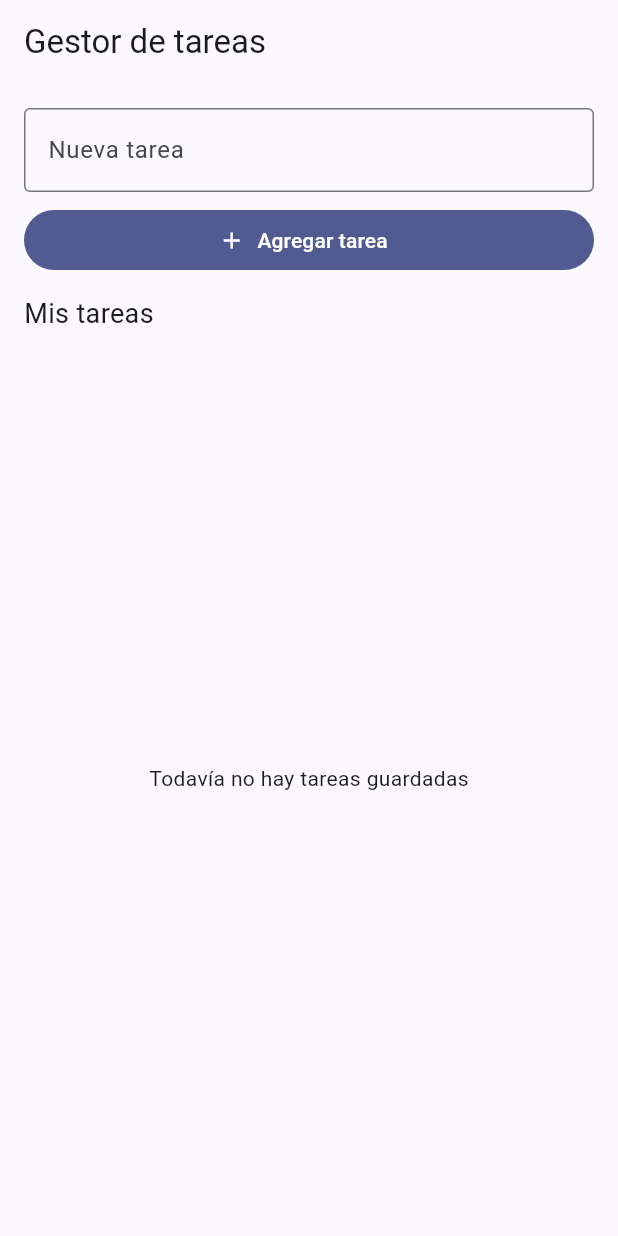
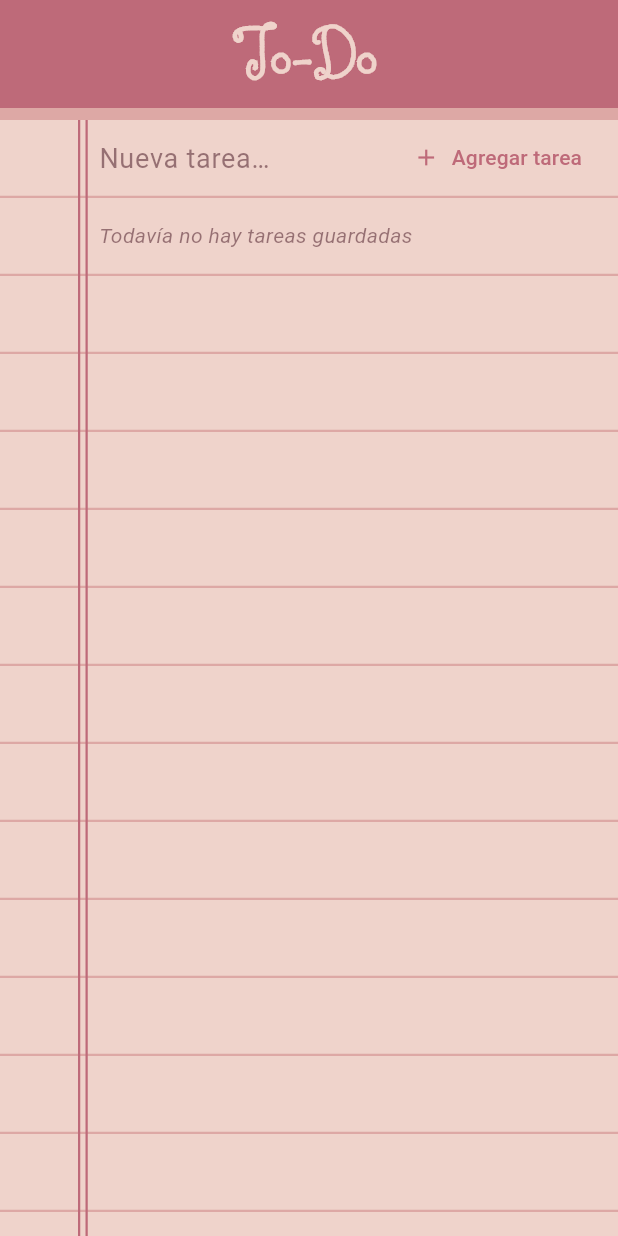
Before and after one commit to cfervela/practicaSQL, a Flutter app: the screen it shows after launch, on a phone screen of 412 x 824 dp. Run offline on Flutter 3.47's test engine with Material 3 defaults, Android fonts, the phone set to English and light mode, and no system bars; our stand-ins replace drift, drift_flutter; accounts and stored records are empty; generated files the repository leaves out were written again.

Commit message:
Etapa 4: diseno de cuaderno para la interfaz y README

```diff
--- a/lib/main.dart
+++ b/lib/main.dart
@@ -16,11 +16,44 @@ class GestorTareasApp extends StatelessWidget {
   @override
   Widget build(BuildContext context) {
     return MaterialApp(
-      title: 'Gestor de tareas',
+      title: 'To-Do',
       debugShowCheckedModeBanner: false,
       theme: ThemeData(
-        colorScheme: ColorScheme.fromSeed(seedColor: Colors.indigo),
+        colorScheme: ColorScheme.fromSeed(
+          seedColor: const Color(0xFFBE6A79),
+          secondary: const Color(0xFFDDA8A5),
+          onSecondary: const Color(0xFFDDA8A5),
+          secondaryContainer: const Color(0xFFC07A86),
+          onSecondaryContainer: const Color.fromARGB(255, 179, 107, 119),
+          secondaryFixed:  const Color(0xFFC07A86),
+          onSecondaryFixed: const Color(0xFFDC9D96),
+          onSecondaryFixedVariant: const Color(0xFFC07A86),
+          secondaryFixedDim: const Color(0xFFEFD3CB)
+        ),
         useMaterial3: true,
+
+        appBarTheme: const AppBarTheme(
+          foregroundColor: Color(0xFF7A3B47),
+          titleTextStyle: TextStyle(
+            color: Color(0xFF7A3B47),
+            fontSize: 22,
+            fontWeight: FontWeight.bold,
+          ),
+        ),
+
+        iconButtonTheme: IconButtonThemeData(
+          style: IconButton.styleFrom(
+            foregroundColor: const Color(0xFFBE6A79),
+          ),
+        ),
+
+        filledButtonTheme: FilledButtonThemeData(
+          style: FilledButton.styleFrom(
+            backgroundColor: const Color(0xFFBE6A79),
+            foregroundColor: Colors.white,
+          ),
+        ),
+
       ),
       home: TareasPage(db: db),
     );
--- a/lib/screens/tareas_page.dart
+++ b/lib/screens/tareas_page.dart
@@ -1,6 +1,7 @@
 import 'dart:async';
 
 import 'package:flutter/material.dart';
+import '../widgets/cuaderno.dart';
 
 import '../data/database.dart';
 import '../models/tarea.dart';
@@ -124,77 +125,153 @@ class _TareasPageState extends State<TareasPage> {
   @override
   Widget build(BuildContext context) {
     return Scaffold(
-      appBar: AppBar(title: const Text('Gestor de tareas')),
-      body: Padding(
-        padding: const EdgeInsets.all(16),
-        child: Column(
-          crossAxisAlignment: CrossAxisAlignment.stretch,
+      backgroundColor: ColoresCuaderno.papel,
+      appBar: AppBar(
+        backgroundColor: ColoresCuaderno.encabezado,
+        surfaceTintColor: Colors.transparent,
+        scrolledUnderElevation: 0,
+        centerTitle: true,
+        toolbarHeight: 72,
+        title: const Text(
+          'To-Do',
+          style: TextStyle(
+            fontFamily: 'Script',
+            fontSize: 50,
+            color: ColoresCuaderno.papel,
+          ),
+        ),
+        bottom: const PreferredSize(
+          preferredSize: Size.fromHeight(8),
+          child: ColoredBox(
+            color: ColoresCuaderno.franja,
+            child: SizedBox(height: 8, width: double.infinity),
+          ),
+        ),
+      ),
+      body: Stack(
         children: [
-            TextField(
+          Column(
+            children: [
+              FilaRayada(
+                child: Row(
+                  children: [
+                    Expanded(
+                      child: TextField(
                         controller: _tituloController,
                         onSubmitted: (_) => _agregarTarea(),
+                        cursorColor: ColoresCuaderno.margen,
+                        style: const TextStyle(
+                          fontSize: 18,
+                          color: ColoresCuaderno.tinta,
+                        ),
                         decoration: const InputDecoration(
-                labelText: 'Nueva tarea',
-                border: OutlineInputBorder(),
+                          hintText: 'Nueva tarea…',
+                          hintStyle: TextStyle(color: ColoresCuaderno.tintaSuave),
+                          border: InputBorder.none,
+                          filled: false,
+                          isDense: true,
                         ),
                       ),
-            const SizedBox(height: 8),
-            FilledButton.icon(
+                    ),
+                    TextButton.icon(
                       onPressed: _agregarTarea,
-              icon: const Icon(Icons.add),
+                      icon: const Icon(Icons.add, size: 18),
                       label: const Text('Agregar tarea'),
+                      style: TextButton.styleFrom(
+                        foregroundColor: ColoresCuaderno.margen,
                       ),
-            const SizedBox(height: 12),
-            const Text('Mis tareas', style: TextStyle(fontSize: 18)),
-            const SizedBox(height: 8),
-            Expanded(
-              child: _tareas.isEmpty
-                  ? const Center(child: Text('Todavía no hay tareas guardadas'))
-                  : ListView.builder(
-                      itemCount: _tareas.length,
-                      itemBuilder: (context, index) {
-                        final tarea = _tareas[index];
-                        return Card(
-                          child: ListTile(
-                            leading: Checkbox(
-                              value: tarea.completada,
-                              onChanged: (valor) {
-                                if (valor != null) {
-                                  _alternarCompletada(tarea, valor);
-                                }
-                              },
-                            ),
-                            title: Text(
-                              tarea.titulo,
-                              style: TextStyle(
-                                decoration: tarea.completada
-                                    ? TextDecoration.lineThrough
-                                    : null,
-                              ),
-                            ),
-                            subtitle: Text('ID: ${tarea.id}'),
-                            trailing: Row(
-                              mainAxisSize: MainAxisSize.min,
-                              children: [
-                                IconButton(
-                                  tooltip: 'Editar',
-                                  icon: const Icon(Icons.edit),
-                                  onPressed: () => _editarTarea(tarea),
-                                ),
-                                IconButton(
-                                  tooltip: 'Eliminar',
-                                  icon: const Icon(Icons.delete_outline),
-                                  onPressed: () => _eliminarTarea(tarea),
                     ),
                   ],
                 ),
               ),
+
+              Expanded(
+                child: LayoutBuilder(
+                  builder: (context, constraints) {
+                    final filasVisibles =
+                        (constraints.maxHeight / altoLinea).ceil();
+                    final total = _tareas.length > filasVisibles
+                        ? _tareas.length
+                        : filasVisibles;
+                    return ListView.builder(
+                      itemCount: total,
+                      itemExtent: altoLinea,
+                      itemBuilder: (context, index) {
+                        if (index < _tareas.length) {
+                          return _filaTarea(_tareas[index]);
+                        }
+                        if (index == 0 && _tareas.isEmpty) {
+                          return const FilaRayada(
+                            child: Text(
+                              'Todavía no hay tareas guardadas',
+                              style: TextStyle(
+                                fontStyle: FontStyle.italic,
+                                color: ColoresCuaderno.tintaSuave,
+                              ),
+                            ),
+                          );
+                        }
+                        return const FilaRayada();
+                      },
                     );
                   },
                 ),
               ),
             ],
           ),
+          const Positioned.fill(child: MargenDoble()),
+        ],
+      ),
+    );
+  }
+
+  Widget _filaTarea(Tarea tarea) {
+    return FilaRayada(
+      child: Row(
+        children: [
+          Checkbox(
+            value: tarea.completada,
+            activeColor: ColoresCuaderno.margen,
+            checkColor: ColoresCuaderno.papel,
+            side: const BorderSide(color: ColoresCuaderno.margen, width: 1.5),
+            visualDensity: VisualDensity.compact,
+            onChanged: (valor) {
+              if (valor != null) _alternarCompletada(tarea, valor);
+            },
+          ),
+          Expanded(
+            child: Text(
+              tarea.titulo,
+              maxLines: 2,
+              overflow: TextOverflow.ellipsis,
+              style: TextStyle(
+                fontSize: 17,
+                color: tarea.completada
+                    ? ColoresCuaderno.tintaSuave
+                    : ColoresCuaderno.tinta,
+                decoration:
+                    tarea.completada ? TextDecoration.lineThrough : null,
+                decorationColor: ColoresCuaderno.margen,
+              ),
+            ),
+          ),
+          IconButton(
+            tooltip: 'Editar',
+            icon: const Icon(Icons.edit_outlined),
+            iconSize: 20,
+            color: ColoresCuaderno.margen,
+            visualDensity: VisualDensity.compact,
+            onPressed: () => _editarTarea(tarea),
+          ),
+          IconButton(
+            tooltip: 'Eliminar',
+            icon: const Icon(Icons.delete_outline),
+            iconSize: 20,
+            color: ColoresCuaderno.margen,
+            visualDensity: VisualDensity.compact,
+            onPressed: () => _eliminarTarea(tarea),
+          ),
+        ],
       ),
     );
   }
--- /dev/null
+++ b/lib/widgets/cuaderno.dart
@@ -0,0 +1,59 @@
+import 'package:flutter/material.dart';
+
+class ColoresCuaderno {
+  static const papel = Color(0xFFEFD3CB);
+  static const linea = Color(0xFFDDA8A5);
+  static const margen = Color(0xFFBE6A79);
+  static const encabezado = Color(0xFFBE6A79);
+  static const franja = Color(0xFFDDA8A5);
+  static const tinta = Color(0xFF5B2E38);
+  static const tintaSuave = Color(0x995B2E38);
+}
+
+const double altoLinea = 52;
+
+const double xMargen = 52;
+
+const double sangria = 66;
+
+class MargenDoble extends StatelessWidget {
+  const MargenDoble({super.key});
+
+  @override
+  Widget build(BuildContext context) {
+    return IgnorePointer(
+      child: Stack(
+        children: [
+          for (final x in [xMargen, xMargen + 5])
+            Positioned(
+              left: x,
+              top: 0,
+              bottom: 0,
+              child: Container(width: 1.5, color: ColoresCuaderno.margen),
+            ),
+        ],
+      ),
+    );
+  }
+}
+
+class FilaRayada extends StatelessWidget {
+  const FilaRayada({super.key, this.child});
+
+  final Widget? child;
+
+  @override
+  Widget build(BuildContext context) {
+    return Container(
+      height: altoLinea,
+      padding: const EdgeInsets.only(left: sangria, right: 8),
+      alignment: Alignment.centerLeft,
+      decoration: const BoxDecoration(
+        border: Border(
+          bottom: BorderSide(color: ColoresCuaderno.linea, width: 1.5),
+        ),
+      ),
+      child: child,
+    );
+  }
+}
```
Also changed, not shown: pubspec.yaml (+5 -4 lines), assets/fonts/ButterflyKids-Regular.ttf (added), 2 other files. Lines whose indentation alone changed are shown as unchanged.
